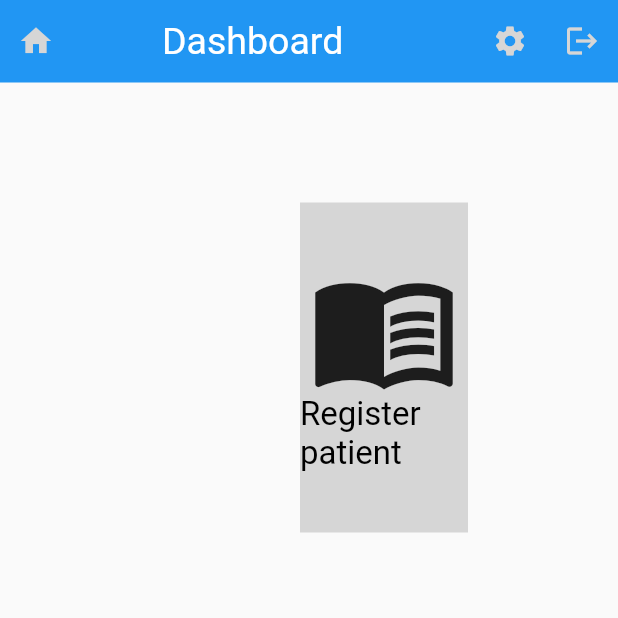
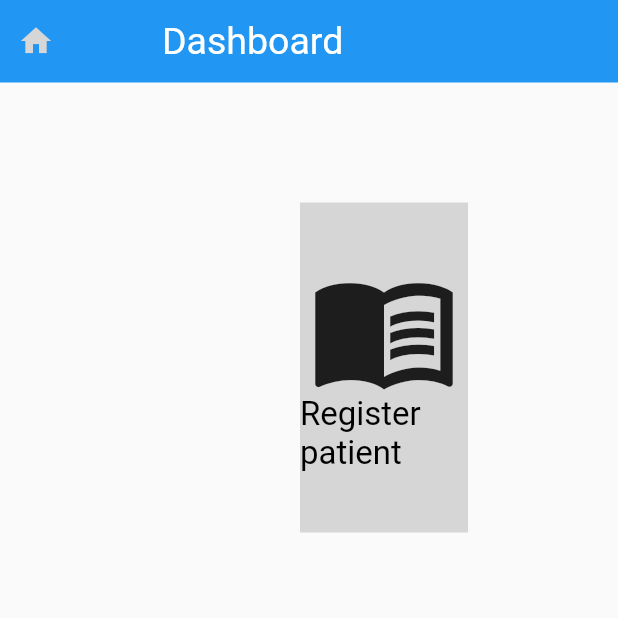
Before and after one commit to ksch-workflows/registration-desk-flutter, a Flutter app: the screen it shows after launch, on a phone screen of 412 x 824 dp, the top half of it. Run offline on Flutter 3.47's test engine with Material 2 defaults, Android fonts, the light colour scheme and no system bars; drawn by our look-alikes of loader_overlay; our stand-ins replace bloc, equatable, flutter_bloc, get_it; missing offline and left inert: ksch_dart_client.

Commit message:
Remove placeholder features
CSD-88

```diff
--- a/lib/pages/patient_details/tabs/general_tab.dart
+++ b/lib/pages/patient_details/tabs/general_tab.dart
@@ -30,9 +30,6 @@ class GeneralTabContent extends StatelessWidget {
               value: patient.fatherName ?? 'unknown',
             ),
           ],
-          icons: [
-            ContentCardIcon(icon: Icons.edit, onPressed: () {}),
-          ],
         ),
       ],
     );
--- a/lib/widgets/content_card/index.dart
+++ b/lib/widgets/content_card/index.dart
@@ -119,7 +119,7 @@ class _Icons extends StatelessWidget {
   @override
   Widget build(BuildContext context) {
     if (icons == null) {
-      return Container();
+      return Container(height: 15);
     }
     return Row(
       children: icons!
--- a/lib/widgets/scaffold/index.dart
+++ b/lib/widgets/scaffold/index.dart
@@ -29,8 +29,6 @@ class DesktopScaffold extends StatelessWidget {
                   title: title,
                   onNavigateBack: onNavigateBack,
                 ),
-                // TODO(test): Should render patient search results.
-                // Without the constrained box, the test should fail.
                 ConstrainedBox(
                   constraints: BoxConstraints(
                     maxHeight: constraints.maxHeight - AppLayout.appBarHeight,
@@ -107,22 +105,7 @@ class _AppBar extends StatelessWidget {
 
   Row _actionButtons(Color color) {
     return Row(
-      children: [
-        IconButton(
-          icon: Icon(
-            Icons.settings,
-            color: color,
-          ),
-          onPressed: () {},
-        ),
-        IconButton(
-          icon: Icon(
-            Icons.logout,
-            color: color,
-          ),
-          onPressed: () {},
-        ),
-      ],
+      children: const [],
     );
   }
 
```
